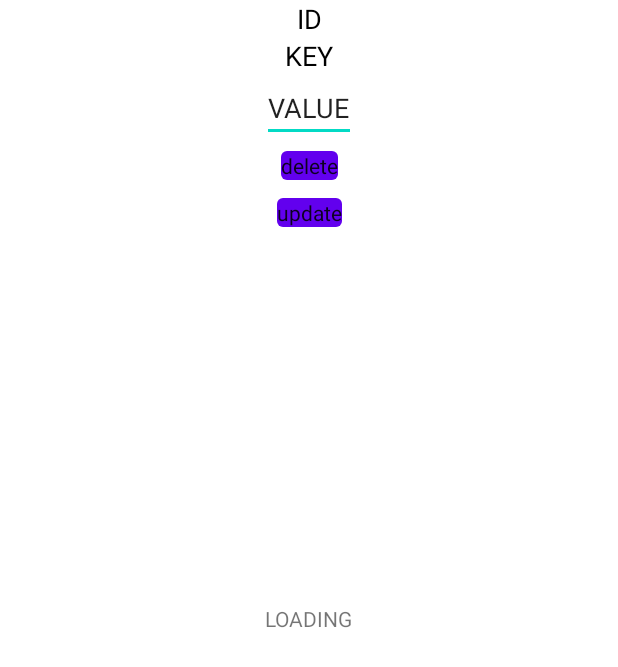
After one commit to elevenetc/zipher, an Android app: the layout fragment_record_details.xml on its own in the app's theme, with its tools: preview values and no code run, on a phone screen of 412 x 824 dp. The commit adds this screen. Shown: the top 667 px of the screen. Run offline under Robolectric (Android 15) with nearby library versions, the phone set to English and light mode, and no system bars.

Commit message:
Add details and records fragments

```diff
--- /dev/null
+++ b/androidApp/src/main/res/layout/fragment_record_details.xml
@@ -0,0 +1,82 @@
+<?xml version="1.0" encoding="utf-8"?>
+<androidx.constraintlayout.widget.ConstraintLayout xmlns:android="http://schemas.android.com/apk/res/android"
+                                                   xmlns:app="http://schemas.android.com/apk/res-auto"
+                                                   xmlns:tools="http://schemas.android.com/tools"
+                                                   android:layout_width="match_parent"
+                                                   android:layout_height="match_parent"
+                                                   android:background="@android:color/white">
+
+    <TextView
+        android:id="@+id/text_loading"
+        android:layout_width="wrap_content"
+        android:layout_height="wrap_content"
+        android:text="LOADING"
+        app:layout_constraintBottom_toBottomOf="parent"
+        app:layout_constraintLeft_toLeftOf="parent"
+        app:layout_constraintRight_toRightOf="parent"
+        app:layout_constraintTop_toTopOf="parent"/>
+
+    <androidx.constraintlayout.widget.ConstraintLayout
+        android:id="@+id/content_container"
+        android:layout_width="match_parent"
+        android:layout_height="match_parent"
+        app:layout_constraintBottom_toBottomOf="parent"
+        app:layout_constraintLeft_toLeftOf="parent"
+        app:layout_constraintRight_toRightOf="parent"
+        app:layout_constraintTop_toTopOf="parent">
+
+        <TextView
+            android:id="@+id/text_id"
+            android:layout_width="match_parent"
+            android:layout_height="wrap_content"
+            android:gravity="center"
+            android:textColor="@android:color/black"
+            android:textSize="18sp"
+            app:layout_constraintLeft_toLeftOf="parent"
+            app:layout_constraintRight_toRightOf="parent"
+            app:layout_constraintTop_toTopOf="parent"
+            tools:text="ID"/>
+
+        <TextView
+            android:id="@+id/text_key"
+            android:layout_width="match_parent"
+            android:layout_height="wrap_content"
+            android:gravity="center"
+            android:textColor="@android:color/black"
+            android:textSize="18sp"
+            app:layout_constraintLeft_toLeftOf="parent"
+            app:layout_constraintRight_toRightOf="parent"
+            app:layout_constraintTop_toBottomOf="@id/text_id"
+            tools:text="KEY"/>
+
+        <EditText
+            android:id="@+id/edit_text_value"
+            android:layout_width="wrap_content"
+            android:layout_height="wrap_content"
+            app:layout_constraintLeft_toLeftOf="parent"
+            app:layout_constraintRight_toRightOf="parent"
+            app:layout_constraintTop_toBottomOf="@id/text_key"
+            tools:text="VALUE"/>
+
+        <com.google.android.material.button.MaterialButton
+            android:id="@+id/btn_delete"
+            android:layout_width="wrap_content"
+            android:layout_height="wrap_content"
+            android:text="delete"
+            app:layout_constraintLeft_toLeftOf="parent"
+            app:layout_constraintRight_toRightOf="parent"
+            app:layout_constraintTop_toBottomOf="@id/edit_text_value"/>
+
+        <com.google.android.material.button.MaterialButton
+            android:id="@+id/btn_update"
+            android:layout_width="wrap_content"
+            android:layout_height="wrap_content"
+            android:text="update"
+            app:layout_constraintLeft_toLeftOf="parent"
+            app:layout_constraintRight_toRightOf="parent"
+            app:layout_constraintTop_toBottomOf="@id/btn_delete"/>
+
+    </androidx.constraintlayout.widget.ConstraintLayout>
+
+
+</androidx.constraintlayout.widget.ConstraintLayout>
--- /dev/null
+++ b/androidApp/src/main/res/values/strings.xml
@@ -0,0 +1,6 @@
+<?xml version="1.0" encoding="utf-8"?>
+<resources>
+    <string name="title_home">Home</string>
+    <string name="title_dashboard">Dashboard</string>
+    <string name="title_notifications">Notifications</string>
+</resources>
--- a/shared/src/commonMain/kotlin/com/elevenetc/zipher/shared/LockViewModel.kt
+++ b/shared/src/commonMain/kotlin/com/elevenetc/zipher/shared/LockViewModel.kt
@@ -88,11 +88,6 @@ class LockViewModel(private val repository: LockRepository) : ViewModel() {
         }
     }
 
-    private fun updateState(newState: ViewState) {
-        val currentState = state.value.currentState
-        state.tryEmit(StateTransition(newState, currentState))
-    }
-
     object GetLockState : UserAction()
     data class PassEntry(val value: String) : UserAction()
     object Next : UserAction()
```
Also changed, not shown: androidApp/src/main/java/com/elevenetc/zipher/androidApp/details/DetailsViewModel.kt (added, +61 -0 lines), androidApp/src/main/java/com/elevenetc/zipher/androidApp/details/RecordDetailsFragment.kt (added, +78 -0 lines), androidApp/src/main/java/com/elevenetc/zipher/androidApp/home/HomeFragment.kt (added, +48 -0 lines), androidApp/src/main/java/com/elevenetc/zipher/androidApp/records/RecordsAdapter.kt (added, +47 -0 lines), androidApp/src/main/java/com/elevenetc/zipher/androidApp/records/RecordsFragment.kt (added, +66 -0 lines), androidApp/src/main/res/drawable/ic_dashboard_black_24dp.xml (added, +9 -0 lines), androidApp/src/main/res/drawable/ic_home_black_24dp.xml (added, +9 -0 lines), androidApp/src/main/res/drawable/ic_notifications_black_24dp.xml (added, +9 -0 lines), androidApp/src/main/res/layout/fragment_home.xml (+17 -0 lines), androidApp/src/main/res/layout/fragment_main.xml (added, +29 -0 lines), androidApp/src/main/res/layout/rv_item_record.xml (added, +22 -0 lines), androidApp/src/main/res/menu/bottom_nav_menu.xml (added, +19 -0 lines), shared/src/commonMain/kotlin/com/elevenetc/zipher/shared/ViewModel.kt (+8 -1 lines).
